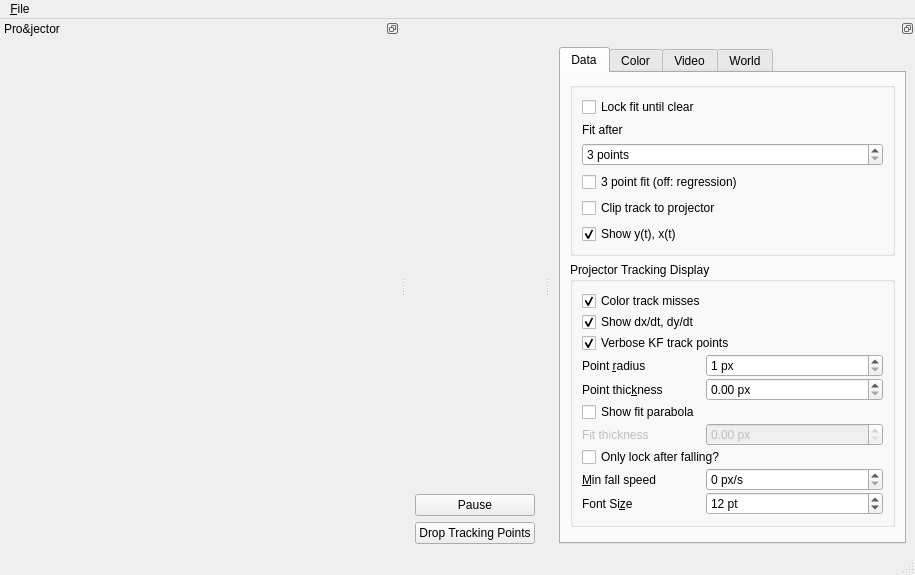
hchapman/LiveFit, file LiveFitWindow.ui: the form before one commit.
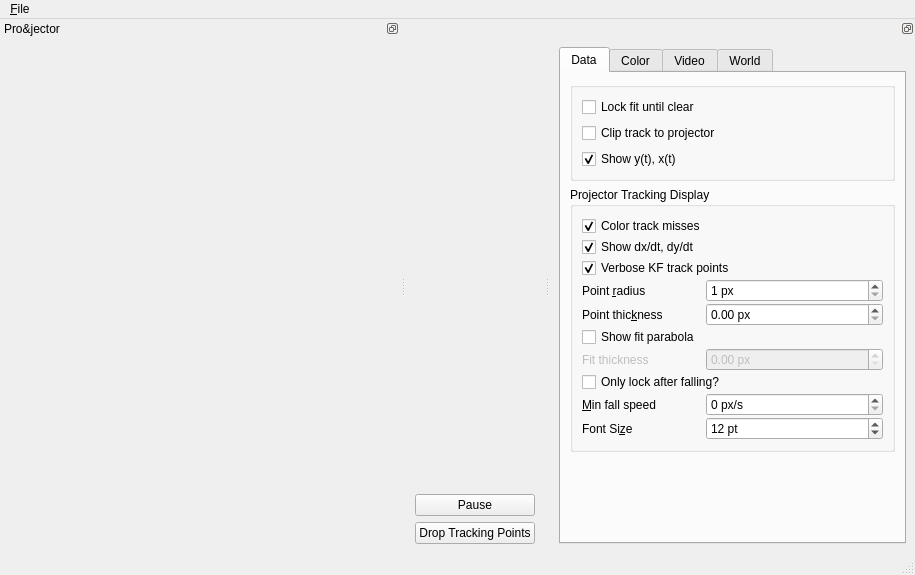
The form after the commit. Custom widgets are drawn as their Qt base class.

What changed in the file:
```diff
--- a/LiveFitWindow.ui
+++ b/LiveFitWindow.ui
@@ -136,39 +136,6 @@
               </property>
              </widget>
             </item>
-            <item>
-             <widget class="QLabel" name="fitAfterLabel">
-              <property name="text">
-               <string>Fit after</string>
-              </property>
-              <property name="buddy">
-               <cstring>fitAfterSpin</cstring>
-              </property>
-             </widget>
-            </item>
-            <item>
-             <widget class="QSpinBox" name="fitAfterSpin">
-              <property name="suffix">
-               <string> points</string>
-              </property>
-              <property name="minimum">
-               <number>3</number>
-              </property>
-              <property name="maximum">
-               <number>20</number>
-              </property>
-             </widget>
-            </item>
-            <item>
-             <widget class="QCheckBox" name="pointFitBox">
-              <property name="toolTip">
-               <string>&lt;html&gt;&lt;head/&gt;&lt;body&gt;&lt;p&gt;Whether or not to use the same 3-point quadratic fit that the students will, or a full-on quadratic regression.&lt;/p&gt;&lt;/body&gt;&lt;/html&gt;</string>
-              </property>
-              <property name="text">
-               <string>3 point fit (off: regression)</string>
-              </property>
-             </widget>
-            </item>
             <item>
              <widget class="QCheckBox" name="clipTrackBox">
               <property name="toolTip">
```
Left out of the diff: 101 changed lines with no effect on the pictures.
